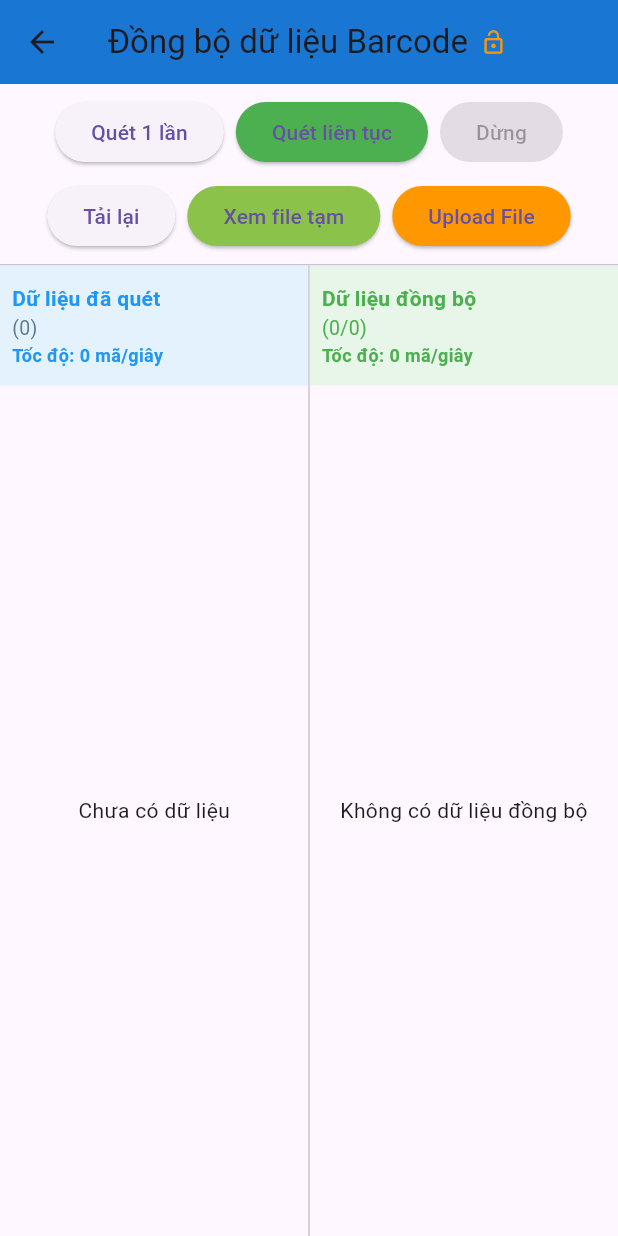
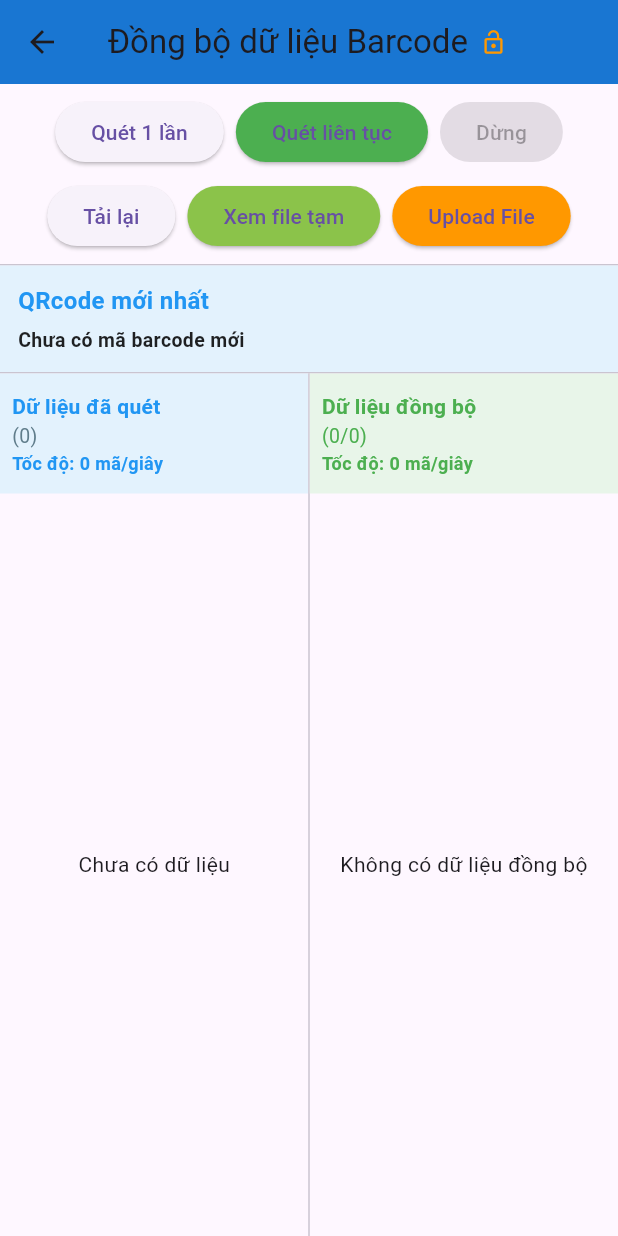
Before and after one commit to lenguyen-it/Parallel_data_read_and_write, a Flutter app: the BarcodeScanPage screen opened directly, on a phone screen of 412 x 824 dp. Run offline on Flutter 3.47's test engine with Material 3 defaults, Android fonts, the light colour scheme and no system bars; our stand-ins replace csv, file_picker, flutter_secure_storage, permission_handler, sqflite; missing offline and left inert: encrypt, flutter_barcode_scanner_plus; accounts and stored records are empty.

Commit message:
Giao diện hiển thị thêm mã QRcode/Barcode mới nhất vừa quét

```diff
--- a/lib/pages/barcode_scan_page.dart
+++ b/lib/pages/barcode_scan_page.dart
@@ -32,6 +32,8 @@ class _BarcodeScanPageState extends State<BarcodeScanPage> {
 
   int _currentDbCount = 0;
   int _lastSyncSpeed = 0;
+
+  String? _latestRawCode;
 
   final List<DateTime> _scanTimestamps = [];
   final List<DateTime> _syncTimestamps = [];
@@ -72,6 +74,7 @@ class _BarcodeScanPageState extends State<BarcodeScanPage> {
       if (mounted) {
         setState(() {
           _scanTimestamps.add(DateTime.now());
+          _latestRawCode = data['epc'];
         });
       }
     });
@@ -161,9 +164,10 @@ class _BarcodeScanPageState extends State<BarcodeScanPage> {
     await _loadLocal();
 
     setState(() => _isScanning = false);
+    setState(
+        () => _latestRawCode = null);
   }
 
-  /// ✅ Upload file (hỗ trợ cả encrypted và plain)
   Future<void> _handleUploadFile() async {
     setState(() => _isLoading = true);
     try {
@@ -198,7 +202,6 @@ class _BarcodeScanPageState extends State<BarcodeScanPage> {
     }
   }
 
-  /// ✅ Dialog xem file tạm với các tùy chọn mới
   Future<void> _showTempFileDialog() async {
     try {
       final tempData = List<Map<String, dynamic>>.from(
@@ -224,7 +227,6 @@ class _BarcodeScanPageState extends State<BarcodeScanPage> {
                   mainAxisAlignment: MainAxisAlignment.spaceBetween,
                   children: [
                     Expanded(
-                      // 👈 Giới hạn chiều rộng của cột bên trái
                       child: Column(
                         crossAxisAlignment: CrossAxisAlignment.start,
                         children: [
@@ -234,8 +236,7 @@ class _BarcodeScanPageState extends State<BarcodeScanPage> {
                               fontSize: 18,
                               fontWeight: FontWeight.bold,
                             ),
-                            overflow:
-                                TextOverflow.ellipsis, // tránh text quá dài
+                            overflow: TextOverflow.ellipsis,
                           ),
                           Row(
                             children: [
@@ -250,7 +251,6 @@ class _BarcodeScanPageState extends State<BarcodeScanPage> {
                               ),
                               const SizedBox(width: 4),
                               Flexible(
-                                // 👈 thêm Flexible để text không tràn
                                 child: Text(
                                   _encryptionInitialized
                                       ? 'Đã mã hóa'
@@ -335,8 +335,6 @@ class _BarcodeScanPageState extends State<BarcodeScanPage> {
                         ),
                 ),
                 const SizedBox(height: 12),
-
-                // ✅ Nút Export/Download
                 Wrap(
                   spacing: 8,
                   runSpacing: 8,
@@ -410,7 +408,6 @@ class _BarcodeScanPageState extends State<BarcodeScanPage> {
     }
   }
 
-  /// ✅ Dialog chọn định dạng download
   Future<void> _showDownloadOptionsDialog() async {
     await showDialog(
       context: context,
@@ -462,7 +459,6 @@ class _BarcodeScanPageState extends State<BarcodeScanPage> {
     );
   }
 
-  /// ✅ Download file encrypted
   Future<void> _downloadEncrypted() async {
     try {
       final path = await TempStorageService().downloadEncryptedFile();
@@ -488,7 +484,6 @@ class _BarcodeScanPageState extends State<BarcodeScanPage> {
     }
   }
 
-  /// ✅ Download file JSON (đã giải mã)
   Future<void> _downloadJson() async {
     try {
       final path = await TempStorageService().downloadDecryptedJson();
@@ -514,7 +509,6 @@ class _BarcodeScanPageState extends State<BarcodeScanPage> {
     }
   }
 
-  /// ✅ Download file CSV (đã giải mã)
   Future<void> _downloadCsv() async {
     try {
       final path = await TempStorageService().downloadDecryptedCSV();
@@ -540,7 +534,6 @@ class _BarcodeScanPageState extends State<BarcodeScanPage> {
     }
   }
 
-  /// ✅ Dialog chọn loại import
   Future<void> _showImportOptionsDialog() async {
     await showDialog(
       context: context,
@@ -582,7 +575,6 @@ class _BarcodeScanPageState extends State<BarcodeScanPage> {
     );
   }
 
-  /// ✅ Import file encrypted
   Future<void> _importEncrypted() async {
     setState(() => _isLoading = true);
     try {
@@ -610,7 +602,6 @@ class _BarcodeScanPageState extends State<BarcodeScanPage> {
     }
   }
 
-  /// ✅ Import file plain (JSON/CSV)
   Future<void> _importPlain() async {
     setState(() => _isLoading = true);
     try {
@@ -636,6 +627,38 @@ class _BarcodeScanPageState extends State<BarcodeScanPage> {
     } finally {
       setState(() => _isLoading = false);
     }
+  }
+
+  Widget _buildScannedLastest() {
+    return Container(
+      width: double.infinity,
+      color: Colors.blue.shade50,
+      padding: const EdgeInsets.symmetric(horizontal: 12, vertical: 12),
+      child: Column(
+        crossAxisAlignment: CrossAxisAlignment.start,
+        children: [
+          const Text(
+            'QRcode mới nhất',
+            style: TextStyle(
+              fontSize: 16,
+              fontWeight: FontWeight.bold,
+              color: Colors.blue,
+            ),
+          ),
+          const SizedBox(height: 5),
+          Text(
+            _latestRawCode != null
+                ? 'Mã: $_latestRawCode'
+                : 'Chưa có mã barcode mới',
+            style: const TextStyle(
+              fontSize: 13,
+              fontWeight: FontWeight.bold,
+              color: Colors.black87,
+            ),
+          ),
+        ],
+      ),
+    );
   }
 
   Widget _buildScannedList() {
@@ -812,6 +835,8 @@ class _BarcodeScanPageState extends State<BarcodeScanPage> {
             ),
           ),
           const Divider(height: 1),
+          _buildScannedLastest(),
+          const Divider(height: 1),
           Expanded(
             child: Row(
               children: [
```
